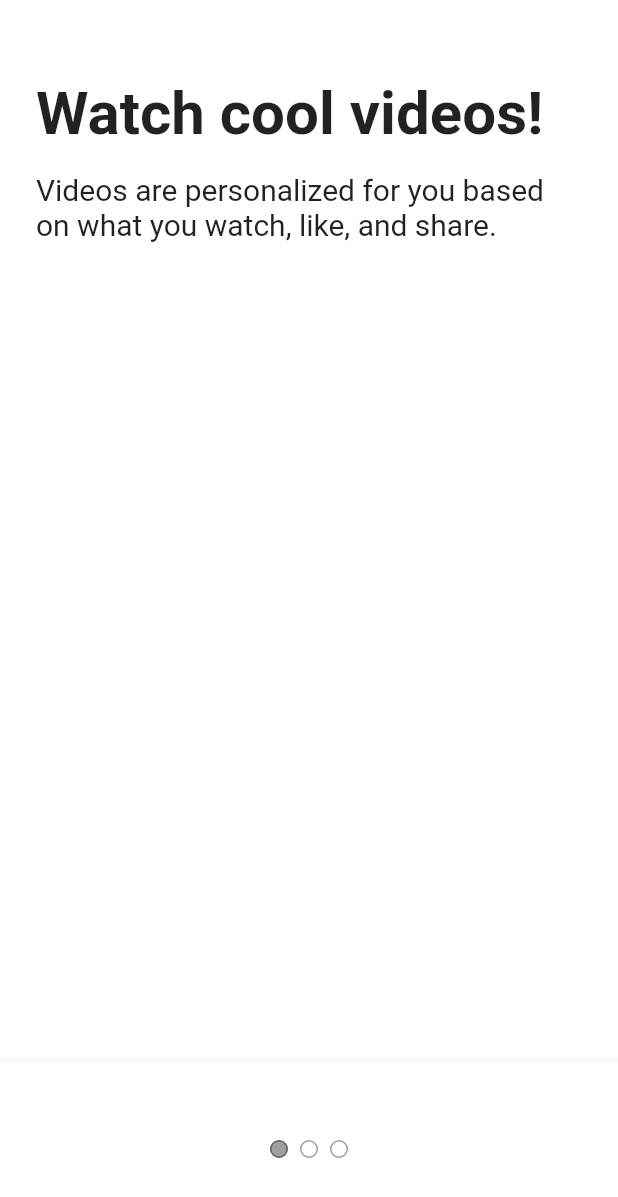
After one commit to jiunson/tiktok_clone_2nd, a Flutter app: the screen it shows after launch, after a tap on "Next", on a phone screen of 412 x 824 dp. The commit adds this screen. Shown: the top 1197 px of the screen. Run offline on Flutter 3.47's test engine with Material 2 defaults, Android fonts, the phone set to English and light mode, and no system bars; our stand-ins replace font_awesome_flutter.

Commit message:
#5.3 Tutorial Screen 코드 추가

```diff
--- a/lib/features/onboarding/interests_screen.dart
+++ b/lib/features/onboarding/interests_screen.dart
@@ -1,6 +1,7 @@
 import 'package:flutter/material.dart';
 import 'package:tiktok_clone_2nd/constants/gaps.dart';
 import 'package:tiktok_clone_2nd/constants/sizes.dart';
+import 'package:tiktok_clone_2nd/features/onboarding/tutorial_screen.dart';
 import 'package:tiktok_clone_2nd/features/onboarding/widgets/interest_button.dart';
 
 const interets = [
@@ -67,6 +68,15 @@ class _InterestsScreenState extends State<InterestsScreen> {
         _showTitle = false;
       });
     }
+  }
+
+  void _onNextTap() {
+    Navigator.push(
+      context,
+      MaterialPageRoute(
+        builder: (context) => const TutorialScreen(),
+      ),
+    );
   }
 
   @override
@@ -139,6 +149,8 @@ class _InterestsScreenState extends State<InterestsScreen> {
             left: Sizes.size24,
             right: Sizes.size24,
           ),
+          child: GestureDetector(
+            onTap: _onNextTap,
             child: Container(
               padding: const EdgeInsets.symmetric(
                 vertical: Sizes.size16 + Sizes.size2,
@@ -158,6 +170,7 @@ class _InterestsScreenState extends State<InterestsScreen> {
             ),
           ),
         ),
+      ),
     );
   }
 }
--- /dev/null
+++ b/lib/features/onboarding/tutorial_screen.dart
@@ -0,0 +1,118 @@
+import 'package:flutter/material.dart';
+import 'package:tiktok_clone_2nd/constants/gaps.dart';
+import 'package:tiktok_clone_2nd/constants/sizes.dart';
+
+class TutorialScreen extends StatefulWidget {
+  const TutorialScreen({super.key});
+
+  @override
+  State<TutorialScreen> createState() => _TutorialScreenState();
+}
+
+class _TutorialScreenState extends State<TutorialScreen> {
+  @override
+  Widget build(BuildContext context) {
+    return DefaultTabController(
+      length: 3, // TabBarView의 children 수 설정
+      child: Scaffold(
+        body: const SafeArea(
+          child: TabBarView(
+            children: [
+              Padding(
+                padding: EdgeInsets.symmetric(
+                  horizontal: Sizes.size24,
+                ),
+                child: Column(
+                  crossAxisAlignment: CrossAxisAlignment.start,
+                  children: [
+                    Gaps.v52,
+                    Text(
+                      "Watch cool videos!",
+                      style: TextStyle(
+                        fontSize: Sizes.size40,
+                        fontWeight: FontWeight.bold,
+                      ),
+                    ),
+                    Gaps.v16,
+                    Text(
+                      "Videos are personalized for you based on what you watch, like, and share.",
+                      style: TextStyle(
+                        fontSize: Sizes.size20,
+                      ),
+                    ),
+                  ],
+                ),
+              ),
+              Padding(
+                padding: EdgeInsets.symmetric(
+                  horizontal: Sizes.size24,
+                ),
+                child: Column(
+                  crossAxisAlignment: CrossAxisAlignment.start,
+                  children: [
+                    Gaps.v52,
+                    Text(
+                      "Follow the rules!",
+                      style: TextStyle(
+                        fontSize: Sizes.size40,
+                        fontWeight: FontWeight.bold,
+                      ),
+                    ),
+                    Gaps.v16,
+                    Text(
+                      "Videos are personalized for you based on what you watch, like, and share.",
+                      style: TextStyle(
+                        fontSize: Sizes.size20,
+                      ),
+                    ),
+                  ],
+                ),
+              ),
+              Padding(
+                padding: EdgeInsets.symmetric(
+                  horizontal: Sizes.size24,
+                ),
+                child: Column(
+                  crossAxisAlignment: CrossAxisAlignment.start,
+                  children: [
+                    Gaps.v52,
+                    Text(
+                      "Enjoy the ride",
+                      style: TextStyle(
+                        fontSize: Sizes.size40,
+                        fontWeight: FontWeight.bold,
+                      ),
+                    ),
+                    Gaps.v16,
+                    Text(
+                      "Videos are personalized for you based on what you watch, like, and share.",
+                      style: TextStyle(
+                        fontSize: Sizes.size20,
+                      ),
+                    ),
+                  ],
+                ),
+              ),
+            ],
+          ),
+        ),
+        bottomNavigationBar: BottomAppBar(
+          child: Container(
+            padding: const EdgeInsets.symmetric(
+              vertical: Sizes.size48,
+            ),
+            child: const Row(
+              mainAxisAlignment: MainAxisAlignment.center,
+              children: [
+                TabPageSelector(
+                  color: Colors.white,
+                  selectedColor: Colors.black38,
+                ),
+              ],
+            ),
+          ),
+        ),
+      ),
+    );
+  }
+}
```
Lines whose indentation alone changed are shown as unchanged.
